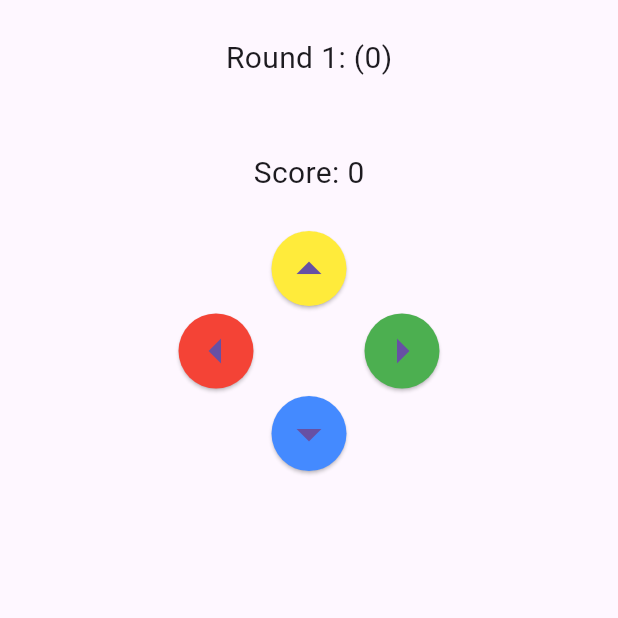
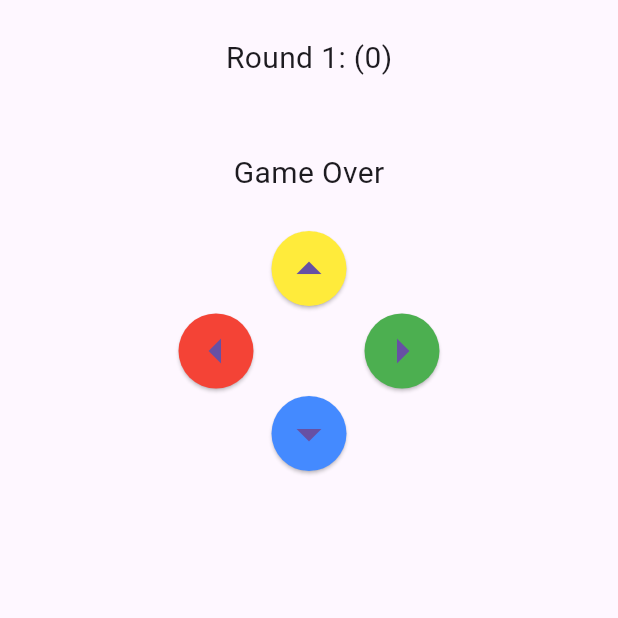
Before and after one commit to BynJerL/My-Simon-Game, a Flutter app: the screen it shows after launch, after a tap on the "arrow drop up" icon, on a phone screen of 412 x 824 dp, the top half of it. Run offline on Flutter 3.47's test engine with Material 3 defaults, Android fonts, the phone set to English and light mode, and no system bars.

Commit message:
Completing Sequence Follower Clicker Game

```diff
--- a/lib/game.dart
+++ b/lib/game.dart
@@ -11,8 +11,12 @@ class _SimonGameState extends State<SimonGame> {
   var myScore = 0;
   bool isActive = false;
   bool isFail = false;
-  var sequenceList = List.filled(10, 0);
+  bool isVictory = false;
+  int maxRound = 10;
+  late var sequenceList = List.filled(maxRound, 0);
   int currentRound = 1;
+  int currentSequence = 0;
+  late String roundDisplay;
 
   @override
   void initState() {
@@ -23,11 +27,39 @@ class _SimonGameState extends State<SimonGame> {
       sequenceList[i] = Random().nextInt(4);
     }
 
+    DisplaySequence(currentRound);
   }
 
   // Display Sequence
-  String DisplaySequence(int round) {
-    return "${sequenceList.getRange(0, round)}";
+  void DisplaySequence(int round) {
+    setState(() {
+      roundDisplay = "${sequenceList.getRange(0, round)}";
+    });
+    print(roundDisplay);
+  }
+
+  // Check
+  void CheckSequence(int playerInput){
+    if (isVictory == false) {
+      setState(() {
+        if (playerInput == sequenceList[currentSequence]) {
+          if (currentSequence == (currentRound - 1)) {
+            myScore++;
+            if (currentRound == sequenceList.length) {
+              isVictory = true;
+            } else {
+              currentRound++;
+              DisplaySequence(currentRound);
+              currentSequence = 0;
+            }
+          } else {
+            currentSequence++;
+          }
+        } else {
+          isFail = true;
+        }
+      });
+    }
   }
 
   void Toggle(){
@@ -50,7 +82,7 @@ class _SimonGameState extends State<SimonGame> {
               Padding(
                 padding: const EdgeInsets.all(24.0),
                 child: Text(
-                  "Round $currentRound: ${DisplaySequence(currentRound)}",
+                  "Round $currentRound: $roundDisplay",
                   style: TextStyle(
                     fontSize: 20
                   ),
@@ -59,7 +91,7 @@ class _SimonGameState extends State<SimonGame> {
               Padding(
                 padding: const EdgeInsets.all(24.0),
                 child: Text(
-                  "Score: $myScore",
+                  (isFail == false) ? (isVictory == true) ? "You Win" : "Score: $myScore" : "Game Over",
                   style: TextStyle(
                     fontSize: 20
                   ),
@@ -72,7 +104,7 @@ class _SimonGameState extends State<SimonGame> {
                       padding: MaterialStatePropertyAll(EdgeInsets.zero),
                       shape: MaterialStateProperty.all(CircleBorder())
                     ),
-                    onPressed: (){},
+                    onPressed: (){CheckSequence(1);},
                     child: Icon(
                       Icons.arrow_drop_up,
                       size: 40,
@@ -88,7 +120,7 @@ class _SimonGameState extends State<SimonGame> {
                       padding: MaterialStatePropertyAll(EdgeInsets.zero),
                       shape: MaterialStateProperty.all(CircleBorder())
                     ),
-                    onPressed: (){},
+                    onPressed: (){CheckSequence(0);},
                     child: Icon(
                       Icons.arrow_left,
                       size: 40,
@@ -105,7 +137,7 @@ class _SimonGameState extends State<SimonGame> {
                       padding: MaterialStatePropertyAll(EdgeInsets.zero),
                       shape: MaterialStateProperty.all(CircleBorder())
                     ),
-                    onPressed: (){},
+                    onPressed: (){CheckSequence(2);},
                     child: Icon(
                       Icons.arrow_right,
                       size: 40,
@@ -120,7 +152,7 @@ class _SimonGameState extends State<SimonGame> {
                       padding: MaterialStatePropertyAll(EdgeInsets.zero),
                       shape: MaterialStateProperty.all(CircleBorder())
                     ),
-                    onPressed: (){},
+                    onPressed: (){CheckSequence(3);},
                     child: Icon(
                       Icons.arrow_drop_down,
                       size: 40,
```
